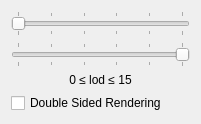
First picture: the form in tools/MIEP/bitmaskeditor.ui, repository ikskuh/acknext, before the edit.
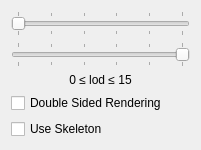
Second picture: the form after the edit.

Commit message: Improves rendering: Now skeleton usage can be declared per mesh...

Patch:
```diff
--- a/tools/MIEP/bitmaskeditor.ui
+++ b/tools/MIEP/bitmaskeditor.ui
@@ -7,7 +7,7 @@
     <x>0</x>
     <y>0</y>
     <width>201</width>
-    <height>95</height>
+    <height>122</height>
    </rect>
   </property>
   <property name="windowTitle">
@@ -81,6 +81,13 @@
      </property>
     </widget>
    </item>
+   <item row="4" column="0">
+    <widget class="QCheckBox" name="animated">
+     <property name="text">
+      <string>Use Skeleton</string>
+     </property>
+    </widget>
+   </item>
   </layout>
  </widget>
  <resources/>
```
Left out of the diff: 2 changed lines with no effect on the pictures. The commit also changes 12 other files.
